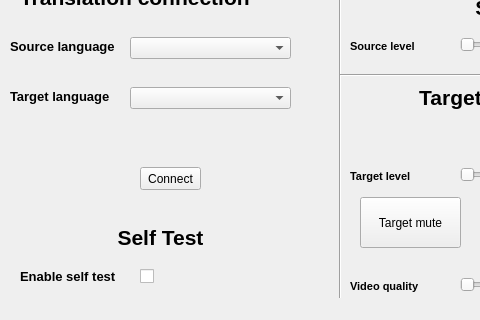
Before: the Qt Designer form TT_RemoteTranslation/remotetranslatorui.ui in valikl/remote-translator, drawn with Qt 5; both pictures show x 0 to 480 and y 329 to 649 of the 776 by 649 pixel window.
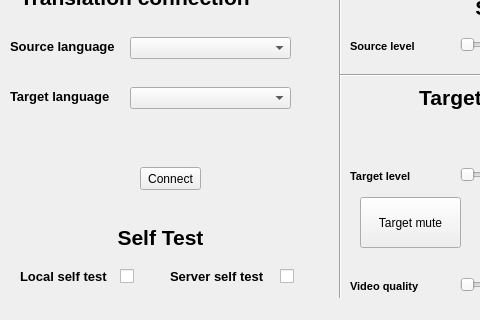
After: the same form once the commit is applied.

Commit message: server self test button

```diff
--- a/TT_RemoteTranslation/remotetranslatorui.ui
+++ b/TT_RemoteTranslation/remotetranslatorui.ui
@@ -159,9 +159,9 @@
    <widget class="QCheckBox" name="SelfTestEn">
     <property name="geometry">
      <rect>
-      <x>140</x>
+      <x>120</x>
       <y>560</y>
-      <width>71</width>
+      <width>16</width>
       <height>18</height>
      </rect>
     </property>
@@ -174,7 +174,7 @@
      <rect>
       <x>20</x>
       <y>560</y>
-      <width>111</width>
+      <width>91</width>
       <height>20</height>
      </rect>
     </property>
@@ -183,7 +183,7 @@
 &lt;html&gt;&lt;head&gt;&lt;meta name=&quot;qrichtext&quot; content=&quot;1&quot; /&gt;&lt;style type=&quot;text/css&quot;&gt;
 p, li { white-space: pre-wrap; }
 &lt;/style&gt;&lt;/head&gt;&lt;body style=&quot; font-family:'MS Shell Dlg 2'; font-size:8.25pt; font-weight:400; font-style:normal;&quot;&gt;
-&lt;p style=&quot; margin-top:0px; margin-bottom:0px; margin-left:0px; margin-right:0px; -qt-block-indent:0; text-indent:0px;&quot;&gt;&lt;span style=&quot; font-size:10pt; font-weight:600;&quot;&gt;Enable self test&lt;/span&gt;&lt;/p&gt;&lt;/body&gt;&lt;/html&gt;</string>
+&lt;p style=&quot; margin-top:0px; margin-bottom:0px; margin-left:0px; margin-right:0px; -qt-block-indent:0; text-indent:0px;&quot;&gt;&lt;span style=&quot; font-size:10pt; font-weight:600;&quot;&gt;Local self test&lt;/span&gt;&lt;/p&gt;&lt;/body&gt;&lt;/html&gt;</string>
     </property>
    </widget>
    <widget class="QPushButton" name="LangConnect">
@@ -600,6 +600,36 @@
      <string>Show video</string>
     </property>
    </widget>
+   <widget class="QLabel" name="label_13">
+    <property name="geometry">
+     <rect>
+      <x>170</x>
+      <y>560</y>
+      <width>111</width>
+      <height>20</height>
+     </rect>
+    </property>
+    <property name="text">
+     <string>&lt;!DOCTYPE HTML PUBLIC &quot;-//W3C//DTD HTML 4.0//EN&quot; &quot;http://www.w3.org/TR/REC-html40/strict.dtd&quot;&gt;
+&lt;html&gt;&lt;head&gt;&lt;meta name=&quot;qrichtext&quot; content=&quot;1&quot; /&gt;&lt;style type=&quot;text/css&quot;&gt;
+p, li { white-space: pre-wrap; }
+&lt;/style&gt;&lt;/head&gt;&lt;body style=&quot; font-family:'MS Shell Dlg 2'; font-size:8.25pt; font-weight:400; font-style:normal;&quot;&gt;
+&lt;p style=&quot; margin-top:0px; margin-bottom:0px; margin-left:0px; margin-right:0px; -qt-block-indent:0; text-indent:0px;&quot;&gt;&lt;span style=&quot; font-size:10pt; font-weight:600;&quot;&gt;Server self test&lt;/span&gt;&lt;/p&gt;&lt;/body&gt;&lt;/html&gt;</string>
+    </property>
+   </widget>
+   <widget class="QCheckBox" name="ServerSelfTestEn">
+    <property name="geometry">
+     <rect>
+      <x>280</x>
+      <y>560</y>
+      <width>16</width>
+      <height>18</height>
+     </rect>
+    </property>
+    <property name="text">
+     <string/>
+    </property>
+   </widget>
   </widget>
   <widget class="QMenuBar" name="menuBar">
    <property name="geometry">
```
Left out of the diff: 8 changed lines with no effect on the pictures. The commit also changes 5 other files.
